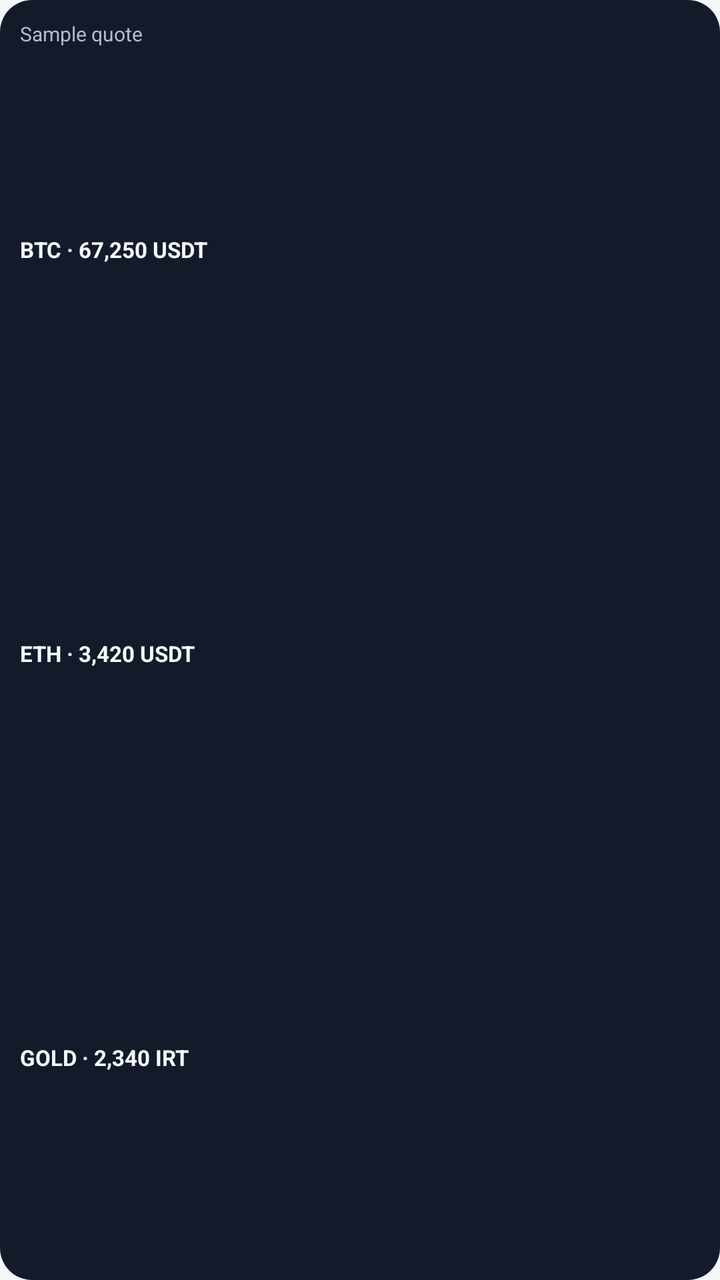
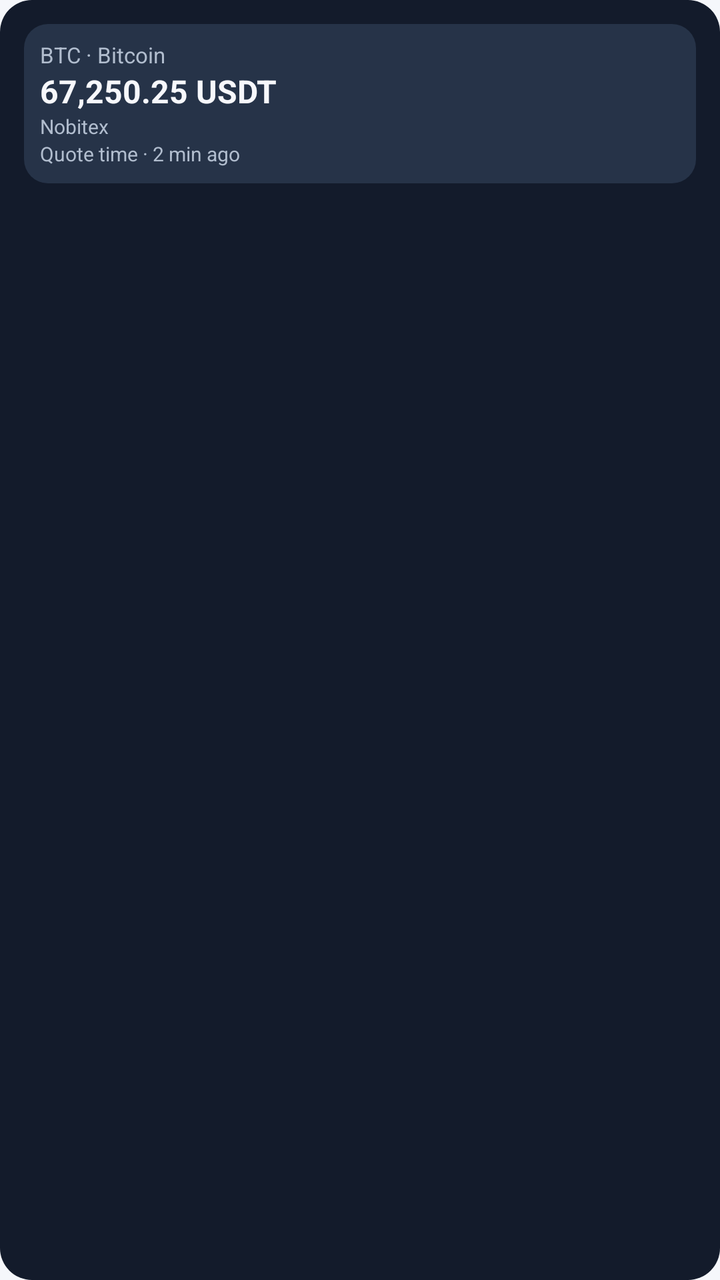

Screens rendered from an Android XML layout before and after an edit, with the pre-edit source and the edit as a unified diff.
<!-- AndroidManifest.xml: application theme Theme.Folio.Splash -->
<!-- res/layout/widget_asset_price_preview.xml -->
<?xml version="1.0" encoding="utf-8"?>
<LinearLayout xmlns:android="http://schemas.android.com/apk/res/android"
    android:layout_width="match_parent"
    android:layout_height="match_parent"
    android:background="@drawable/widget_portfolio_card"
    android:orientation="vertical"
    android:padding="10dp">

    <TextView
        android:layout_width="match_parent"
        android:layout_height="wrap_content"
        android:maxLines="1"
        android:text="@string/widget_asset_price_preview_title"
        android:textColor="#FFB1BDCE"
        android:textSize="10sp" />

    <TextView
        android:layout_width="match_parent"
        android:layout_height="0dp"
        android:layout_weight="1"
        android:gravity="center_vertical"
        android:maxLines="1"
        android:text="@string/widget_asset_price_preview_row_one"
        android:textColor="#FFF7F8FC"
        android:textSize="11sp"
        android:textStyle="bold" />

    <TextView
        android:layout_width="match_parent"
        android:layout_height="0dp"
        android:layout_weight="1"
        android:gravity="center_vertical"
        android:maxLines="1"
        android:text="@string/widget_asset_price_preview_row_two"
        android:textColor="#FFF7F8FC"
        android:textSize="11sp"
        android:textStyle="bold" />

    <TextView
        android:layout_width="match_parent"
        android:layout_height="0dp"
        android:layout_weight="1"
        android:gravity="center_vertical"
        android:maxLines="1"
        android:text="@string/widget_asset_price_preview_row_three"
        android:textColor="#FFF7F8FC"
        android:textSize="11sp"
        android:textStyle="bold" />
</LinearLayout>
<!-- resources referenced by this layout -->
<resources>
  <!-- drawable widget_portfolio_card (drawable) -->
  <?xml version="1.0" encoding="utf-8"?>
  <shape xmlns:android="http://schemas.android.com/apk/res/android"
      android:shape="rectangle">
      <solid android:color="#FF131B2B" />
      <corners android:radius="16dp" />
  </shape>
  <string name="widget_asset_price_preview_row_one">BTC · 67,250 USDT</string>
  <string name="widget_asset_price_preview_row_three">GOLD · 2,340 IRT</string>
  <string name="widget_asset_price_preview_row_two">ETH · 3,420 USDT</string>
  <string name="widget_asset_price_preview_title">Sample quote</string>
  <style name="Theme.Folio.Splash" parent="Theme.Folio" />
  <style name="Theme.Folio" parent="Theme.MaterialComponents.DayNight.NoActionBar">
          <item name="colorPrimary">@color/folio_primary</item>
          <item name="colorPrimaryVariant">@color/folio_primary_variant</item>
          <item name="colorOnPrimary">@color/folio_on_primary</item>
          <item name="colorSecondary">@color/folio_secondary</item>
          <item name="colorSecondaryVariant">@color/folio_secondary</item>
          <item name="colorOnSecondary">@color/folio_on_secondary</item>
          <item name="colorAccent">@color/folio_primary</item>
          <item name="android:colorAccent">@color/folio_primary</item>
          <item name="android:statusBarColor">@color/folio_system_background</item>
          <item name="android:navigationBarColor">@color/folio_system_background</item>
          <item name="android:windowBackground">@color/folio_system_background</item>
          <item name="android:windowLightStatusBar">true</item>
          <item name="android:windowLightNavigationBar">true</item>
      </style>
  <color name="folio_primary">#315FC8</color>
  <color name="folio_primary_variant">#214A9F</color>
  <color name="folio_on_primary">#FFFFFFFF</color>
  <color name="folio_secondary">#087F5D</color>
  <color name="folio_on_secondary">#FFFFFFFF</color>
  <color name="folio_system_background">#F5F7FB</color>
</resources>

<!-- the commit's change to res/layout/widget_asset_price_preview.xml (unified diff, before → after) -->
@@ -4,46 +4,52 @@
     android:layout_height="match_parent"
     android:background="@drawable/widget_portfolio_card"
     android:orientation="vertical"
-    android:padding="10dp">
-
-    <TextView
+    android:paddingStart="12dp"
+    android:paddingTop="12dp"
+    android:paddingEnd="12dp"
+    android:paddingBottom="8dp">
+    <LinearLayout
         android:layout_width="match_parent"
         android:layout_height="wrap_content"
-        android:maxLines="1"
-        android:text="@string/widget_asset_price_preview_title"
-        android:textColor="#FFB1BDCE"
-        android:textSize="10sp" />
+        android:background="@drawable/widget_quote_preview_card"
+        android:orientation="vertical"
+        android:padding="8dp">
 
-    <TextView
-        android:layout_width="match_parent"
-        android:layout_height="0dp"
-        android:layout_weight="1"
-        android:gravity="center_vertical"
-        android:maxLines="1"
-        android:text="@string/widget_asset_price_preview_row_one"
-        android:textColor="#FFF7F8FC"
-        android:textSize="11sp"
-        android:textStyle="bold" />
+        <TextView
+            android:layout_width="match_parent"
+            android:layout_height="wrap_content"
+            android:ellipsize="end"
+            android:maxLines="1"
+            android:text="@string/widget_asset_price_preview_instrument"
+            android:textColor="#FFB1BDCE"
+            android:textSize="11sp" />
 
-    <TextView
-        android:layout_width="match_parent"
-        android:layout_height="0dp"
-        android:layout_weight="1"
-        android:gravity="center_vertical"
-        android:maxLines="1"
-        android:text="@string/widget_asset_price_preview_row_two"
-        android:textColor="#FFF7F8FC"
-        android:textSize="11sp"
-        android:textStyle="bold" />
+        <TextView
+            android:layout_width="match_parent"
+            android:layout_height="wrap_content"
+            android:ellipsize="end"
+            android:maxLines="1"
+            android:text="@string/widget_asset_price_preview_price"
+            android:textColor="#FFF7F8FC"
+            android:textSize="16sp"
+            android:textStyle="bold" />
 
-    <TextView
-        android:layout_width="match_parent"
-        android:layout_height="0dp"
-        android:layout_weight="1"
-        android:gravity="center_vertical"
-        android:maxLines="1"
-        android:text="@string/widget_asset_price_preview_row_three"
-        android:textColor="#FFF7F8FC"
-        android:textSize="11sp"
-        android:textStyle="bold" />
+        <TextView
+            android:layout_width="match_parent"
+            android:layout_height="wrap_content"
+            android:ellipsize="end"
+            android:maxLines="1"
+            android:text="@string/widget_asset_price_preview_provider"
+            android:textColor="#FFB1BDCE"
+            android:textSize="10sp" />
+
+        <TextView
+            android:layout_width="match_parent"
+            android:layout_height="wrap_content"
+            android:ellipsize="end"
+            android:maxLines="1"
+            android:text="@string/widget_asset_price_preview_age"
+            android:textColor="#FFB1BDCE"
+            android:textSize="10sp" />
+    </LinearLayout>
 </LinearLayout>
<!-- resource entries referenced after the edit -->
@@ -7,10 +7,16 @@
       <solid android:color="#FF131B2B" />
       <corners android:radius="16dp" />
   </shape>
-  <string name="widget_asset_price_preview_row_one">BTC · 67,250 USDT</string>
-  <string name="widget_asset_price_preview_row_three">GOLD · 2,340 IRT</string>
-  <string name="widget_asset_price_preview_row_two">ETH · 3,420 USDT</string>
-  <string name="widget_asset_price_preview_title">Sample quote</string>
+  <!-- drawable widget_quote_preview_card (drawable) -->
+  <?xml version="1.0" encoding="utf-8"?>
+  <shape xmlns:android="http://schemas.android.com/apk/res/android">
+      <solid android:color="#FF263348" />
+      <corners android:radius="12dp" />
+  </shape>
+  <string name="widget_asset_price_preview_age">Quote time · 2 min ago</string>
+  <string name="widget_asset_price_preview_instrument">BTC · Bitcoin</string>
+  <string name="widget_asset_price_preview_price">67,250.25 USDT</string>
+  <string name="widget_asset_price_preview_provider">Nobitex</string>
   <style name="Theme.Folio.Splash" parent="Theme.Folio" />
   <style name="Theme.Folio" parent="Theme.MaterialComponents.DayNight.NoActionBar">
           <item name="colorPrimary">@color/folio_primary</item>
